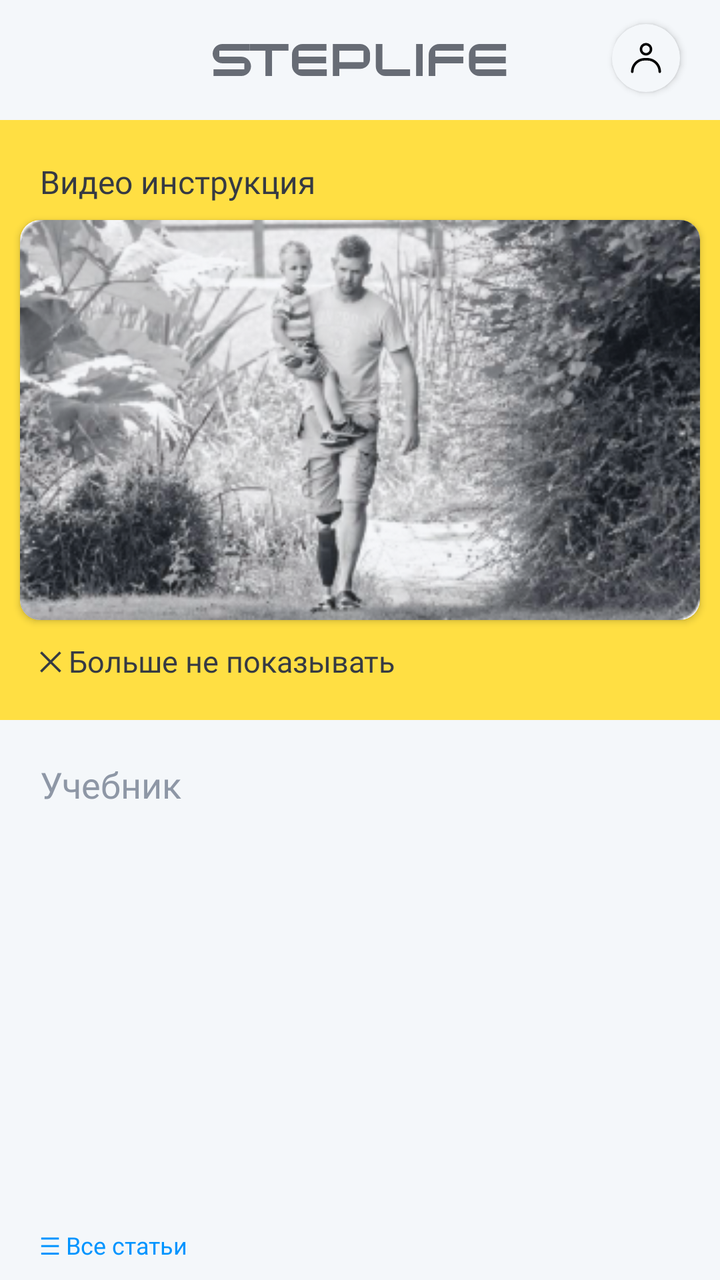
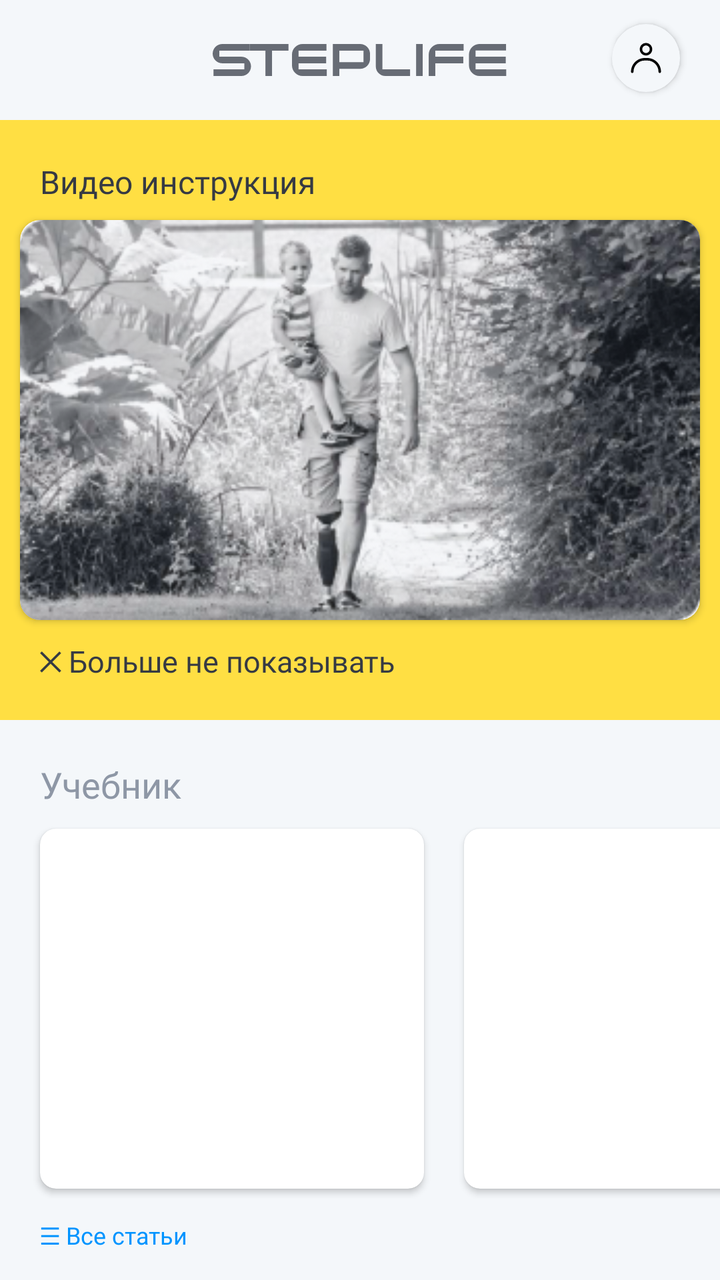

Screens rendered from an Android XML layout before and after an edit, with the pre-edit source and the edit as a unified diff.
<!-- AndroidManifest.xml: application theme Theme.StepLifeApp -->
<!-- res/layout/fragment_home.xml -->
<?xml version="1.0" encoding="utf-8"?>
<FrameLayout xmlns:android="http://schemas.android.com/apk/res/android"
    xmlns:app="http://schemas.android.com/apk/res-auto"
    xmlns:tools="http://schemas.android.com/tools"
    app:layout_behavior="@string/appbar_scrolling_view_behavior"
    android:layout_width="match_parent"
    android:background="@color/MainGray"
    android:layout_height="match_parent"
    android:animateLayoutChanges="true"
    android:id="@+id/HomeFragment"
    tools:context=".ui.home.HomeFragment">




    <ScrollView
        android:layout_width="match_parent"
        android:layout_height="match_parent"
        android:fillViewport="true"
        android:scrollbars="none"
        >

        <LinearLayout
            android:layout_width="match_parent"
            android:layout_height="wrap_content"
            android:orientation="vertical">



            <FrameLayout
                android:layout_width="match_parent"
                android:layout_height="60dp">

                <ImageView
                    android:id="@+id/imageView3"
                    android:layout_width="wrap_content"
                    android:layout_gravity="center"
                    android:layout_height="wrap_content"
                    android:src="@drawable/logosteplifebase" />

                <androidx.cardview.widget.CardView



                    android:id="@+id/ProfileButton"
                    android:visibility="visible"
                    android:layout_width="34dp"
                    android:layout_height="34dp"
                    android:layout_gravity="right"
                    android:layout_marginTop="12dp"
                    android:backgroundTint="@color/MainGray"
                    android:layout_marginRight="20dp"

                    android:clickable="true"
                    app:cardCornerRadius="50dp">

                    <ImageView
                        android:clickable="false"
                        android:id="@+id/ImageProfile"
                        android:padding="7dp"
                        android:layout_width="match_parent"
                        android:layout_height="match_parent"
                        app:srcCompat="@drawable/profile_user_account_people_icon_229121" />
                </androidx.cardview.widget.CardView>

                <de.hdodenhof.circleimageview.CircleImageView
                    xmlns:app="http://schemas.android.com/apk/res-auto"
                    android:visibility="gone"
                    android:layout_width="28dp"
                    android:layout_height="28dp"
                    android:layout_marginRight="20dp"
                    android:clickable="true"

                    android:layout_gravity="right"
                    android:layout_marginTop="15dp"
                    android:src="@drawable/profile_user_account_people_icon_229121"
                    app:civ_border_width="1dp"
                    app:civ_border_color="@color/logoGray"/>





                <androidx.cardview.widget.CardView
android:visibility="gone"
                    android:layout_width="29dp"
                    android:layout_height="29dp"
                    android:layout_gravity="right"
                    android:layout_marginTop="14dp"
                    android:layout_marginRight="20dp"
                    android:backgroundTint="@color/MainGray"
                    android:clickable="true"
                    app:cardCornerRadius="50dp">

                    <ImageView

                        android:layout_width="match_parent"
                        android:layout_height="match_parent"
                        app:srcCompat="@drawable/free_icon_gear_1160356" />
                </androidx.cardview.widget.CardView>




            </FrameLayout>


            <FrameLayout
                android:id="@+id/FrameVideoInstruction"
                android:layout_width="match_parent"
                android:layout_height="300dp"
                android:animateLayoutChanges="true"
                android:background="@drawable/videoframestyle"
                app:layout_constraintEnd_toEndOf="parent"
                app:layout_constraintStart_toStartOf="parent"
                app:layout_constraintTop_toTopOf="parent">

                <TextView
                    android:id="@+id/textView7"
                    android:layout_width="wrap_content"
                    android:layout_height="wrap_content"
                    android:layout_marginLeft="20dp"
                    android:layout_marginTop="20dp"
                    android:fontFamily="@font/normalidadextended1thin"
                    android:text="Видео инструкция"
                    android:textColor="@color/BlackSviut"
                    android:textSize="16dp"
                    android:textStyle="normal" />

                <TextView

                    android:id="@+id/textHideVideoButton"
                    android:layout_width="wrap_content"
                    android:layout_height="wrap_content"
                    android:layout_marginLeft="20dp"
                    android:layout_marginTop="260dp"
                    android:clickable="true"
                    android:fontFamily="@font/montserratregular"
                    android:text="╳ Больше не показывать"
                    android:textColor="@color/BlackSviut"
                    android:textSize="15dp" />

                <androidx.cardview.widget.CardView

                    android:layout_width="match_parent"
                    android:layout_height="200dp"
                    android:layout_marginLeft="10dp"
                    android:layout_marginRight="10dp"
                    android:layout_gravity="center"
                    android:background="@drawable/buttonstyle1"
                    app:cardCornerRadius="10dp">

                    <ImageView
                        android:id="@+id/imageButton4"
                        android:layout_width="match_parent"

                        android:layout_height="200dp"
                        android:background="@drawable/cornerdefault"

                        android:scaleType="fitXY"

                        app:srcCompat="@drawable/video" />
                </androidx.cardview.widget.CardView>


            </FrameLayout>

            <TextView
                android:id="@+id/textTeach"

                android:layout_width="wrap_content"
                android:layout_height="wrap_content"

                android:layout_marginLeft="20dp"
                android:layout_marginTop="20dp"
                android:fontFamily="@font/normalidadextended1thin"
                android:text="Учебник"
                android:textColor="@color/MainGrayText"
                android:textSize="18dp"
                app:layout_constraintBottom_toTopOf="@+id/horizontalScrollView"
                app:layout_constraintStart_toStartOf="parent" />



            <androidx.recyclerview.widget.RecyclerView
                android:footerDividersEnabled="false"
                android:divider="@null"
                android:paddingTop="10dp"
                android:layout_height="200dp"
                android:orientation="horizontal"
                android:listSelector="@color/white"
                android:layout_marginTop="5dp"
                tools:listitem="@layout/listviewhomearticle"
                android:animateLayoutChanges="false"
                android:id="@+id/HomeArticleListView"
                android:layout_width="match_parent">

            </androidx.recyclerview.widget.RecyclerView>

            <TextView

                android:id="@+id/AllAcricleButton"
                android:layout_width="wrap_content"
                android:layout_height="wrap_content"
                android:layout_marginLeft="20dp"
                android:layout_marginTop="5dp"
                android:clickable="true"
                android:fontFamily="@font/montserratsemibold"
                android:text="☰ Все статьи"
                android:textColor="@color/MainBlue"
                android:textSize="12dp"
                app:layout_constraintStart_toStartOf="parent"
                app:layout_constraintTop_toBottomOf="@+id/horizontalScrollView" />

            <TextView


                android:layout_width="wrap_content"
                android:layout_height="wrap_content"
                android:layout_marginLeft="20dp"
                android:layout_marginTop="30dp"
                android:fontFamily="@font/normalidadextended1thin"
                android:text="Тренировки"
                android:textColor="@color/MainGrayText"
                android:textSize="18dp"
                app:layout_constraintBottom_toTopOf="@+id/horizontalScrollView2"
                app:layout_constraintStart_toStartOf="parent" />

            <HorizontalScrollView
                android:id="@+id/horizontalScrollView2"
                android:layout_width="413dp"
                android:layout_height="200dp"
                android:layout_marginTop="10dp"

                android:scrollbars="none"
                app:layout_constraintEnd_toEndOf="parent"
                app:layout_constraintHorizontal_bias="1.0"
                app:layout_constraintStart_toStartOf="parent"
                app:layout_constraintTop_toBottomOf="@+id/horizontalScrollView">

                <LinearLayout
                    android:paddingTop="5dp"
                    android:layout_width="wrap_content"
                    android:layout_height="match_parent"
                    android:orientation="horizontal"
                    android:paddingRight="20dp">

                    <androidx.cardview.widget.CardView
                        android:layout_width="192dp"
                        android:layout_height="180dp"
                        android:layout_marginLeft="20dp"
                        app:cardCornerRadius="8dp"
                        tools:layout_editor_absoluteX="1dp"
                        tools:layout_editor_absoluteY="444dp">
                        <ImageButton
                            android:layout_width="match_parent"
                            android:layout_height="124dp"
                            app:srcCompat="@drawable/training1"
                            tools:layout_editor_absoluteX="59dp"
                            tools:layout_editor_absoluteY="448dp" />

                        <TextView
                            android:layout_width="160dp"
                            android:layout_height="37dp"
                            android:layout_gravity="bottom"
                            android:layout_marginLeft="10dp"
                            android:layout_marginBottom="10dp"
                            android:fontFamily="@font/montserratsemibold"
                            android:gravity="left"
                            android:text="Сила и выносливость"
                            android:textColor="@color/BlackSviut"
                            android:textSize="14sp" />
                    </androidx.cardview.widget.CardView>

                    <androidx.cardview.widget.CardView
                        android:layout_width="192dp"
                        android:layout_height="180dp"
                        android:layout_marginLeft="20dp"
                        android:layout_marginRight="50dp"
                        app:cardCornerRadius="8dp"
                        tools:layout_editor_absoluteX="1dp"
                        tools:layout_editor_absoluteY="444dp">

                        <ImageButton

                            android:layout_width="match_parent"

                            android:layout_height="124dp"
                            app:srcCompat="@drawable/training1"
                            tools:layout_editor_absoluteX="59dp"
                            tools:layout_editor_absoluteY="448dp" />

                        <TextView

                            android:layout_width="160dp"
                            android:layout_height="37dp"
                            android:layout_gravity="bottom"
                            android:layout_marginLeft="10dp"
                            android:layout_marginBottom="10dp"
                            android:fontFamily="@font/montserratsemibold"
                            android:gravity="left"
                            android:text="Координация"
                            android:textColor="@color/BlackSviut"
                            android:textSize="14sp" />
                    </androidx.cardview.widget.CardView>



                </LinearLayout>
            </HorizontalScrollView>


            <TextView
                android:id="@+id/textView9"
                android:layout_width="wrap_content"
                android:layout_height="wrap_content"
                android:layout_marginLeft="20dp"
                android:layout_marginTop="5dp"
                android:clickable="true"
                android:fontFamily="@font/montserratsemibold"
                android:text="☰ Все тренировки"
                android:textColor="@color/MainBlue"
                android:textSize="12dp"
                app:layout_constraintStart_toStartOf="parent"
                app:layout_constraintTop_toBottomOf="@+id/horizontalScrollView2" />


            <Button

                android:id="@+id/buttonConnect"
                android:layout_width="match_parent"
                android:layout_height="50dp"

                android:layout_marginRight="10dp"
                android:layout_marginLeft="10dp"
                android:layout_gravity="center"
                android:layout_marginTop="30dp"
                android:textSize="13dp"
                android:fontFamily="@font/montserratsemibold"
                android:background="@drawable/buttonstyle2"
                android:text="Подключить коленный модуль"
                android:textColor="@color/black"
                android:theme="@style/Theme.ButtonWhite"
                app:layout_constraintBottom_toBottomOf="parent"
                app:layout_constraintStart_toStartOf="parent" />

            <TextView
                android:id="@+id/textView3"
                android:layout_width="wrap_content"
                android:layout_height="wrap_content"
                android:layout_gravity="center"
                android:gravity="center"
                android:layout_marginLeft="20dp"
                android:layout_marginTop="10dp"
                android:layout_marginRight="20dp"
                android:layout_marginBottom="20dp"
                android:fontFamily="@font/montserratregular"
                android:text="Подключите коленный модуль Steplife для его настройки и кастомизации"
                android:textColor="@color/MainGrayText"
                android:textSize="15dp"
                android:textStyle="bold" />

            <FrameLayout
                android:layout_width="match_parent"
                android:layout_height="35dp"
                android:layout_gravity="center"
                android:layout_marginBottom="70dp"

                >
                <Button

                    android:id="@+id/buttonLogo1"
                    android:layout_width="51dp"
                    android:layout_height="15dp"
                    android:layout_gravity="center_horizontal"
                    android:layout_marginTop="15dp"
                      android:layout_marginRight="25dp"
                    android:background="@drawable/graylogoframe"
                    android:theme="@style/Theme.ButtonGrayLogo"
                    app:layout_constraintBottom_toBottomOf="parent"
                    app:layout_constraintStart_toStartOf="parent" />
                <Button

                    android:id="@+id/buttonLogo2"
                    android:layout_width="51dp"
                    android:layout_height="15dp"
                    android:layout_gravity="center_horizontal"
                    android:layout_marginLeft="25dp"
                    android:background="@drawable/graylogoframe"
                    android:theme="@style/Theme.ButtonGrayLogo"
                    app:layout_constraintBottom_toBottomOf="parent"
                    app:layout_constraintStart_toStartOf="parent" />
            </FrameLayout>




        </LinearLayout>
    </ScrollView>

</FrameLayout>
<!-- res/layout/listviewhomearticle.xml (included above) -->
<?xml version="1.0" encoding="utf-8"?>
<FrameLayout xmlns:android="http://schemas.android.com/apk/res/android"
    android:layout_width="match_parent"
    android:layout_height="match_parent"
    xmlns:app="http://schemas.android.com/apk/res-auto">


    <androidx.cardview.widget.CardView
        android:id="@+id/HowToGetProtCard"
        android:layout_width="192dp"
        android:clickable="true"
        android:layout_height="180dp"
        android:layout_marginLeft="20dp"
        app:cardCornerRadius="8dp"
        >
        <ImageView
            android:clickable="false"
            android:id="@+id/PreviewPhoto"
            android:layout_width="match_parent"
            android:scaleType="fitXY"
            android:layout_height="124dp" />
        <TextView
            android:id="@+id/ArticleHeadTextItems"
            android:layout_width="160dp"
            android:layout_height="37dp"
            android:layout_gravity="bottom"
            android:layout_marginLeft="10dp"
            android:layout_marginBottom="10dp"
            android:fontFamily="@font/montserratsemibold"
            android:gravity="left"
            android:text=""
            android:textColor="@color/BlackSviut"
            android:textSize="14sp" />
    </androidx.cardview.widget.CardView>
</FrameLayout>
<!-- resources referenced by this layout -->
<resources>
  <color name="BlackSviut">#363A43</color>
  <color name="MainBlue">#0094FF</color>
  <color name="MainGray">#F4F7FA</color>
  <color name="MainGrayText">#8E97A6</color>
  <color name="black">#FF000000</color>
  <color name="logoGray">#8E97A6</color>
  <color name="white">#FFFFFFFF</color>
  <!-- drawable buttonstyle1 (drawable) -->
  <?xml version="1.0" encoding="utf-8"?>
  <shape xmlns:android="http://schemas.android.com/apk/res/android"
      android:shape="rectangle">
      <solid android:color="@color/white"/>
  
  
  
  
  
      <corners
          android:topLeftRadius="35dp"
          android:topRightRadius="0dp"
          android:bottomLeftRadius="0dp"
          android:bottomRightRadius="35dp"/>
  
  
  </shape>
  <!-- drawable buttonstyle2 (drawable) -->
  <?xml version="1.0" encoding="utf-8"?>
  <shape xmlns:android="http://schemas.android.com/apk/res/android"
      android:shape="rectangle">
      <solid android:color="@color/MainYellow"/>
  
  
  
      <corners
          android:topLeftRadius="15dp"
          android:topRightRadius="0dp"
          android:bottomLeftRadius="0dp"
          android:bottomRightRadius="15dp"/>
  </shape>
  <!-- drawable cornerdefault (drawable) -->
  <?xml version="1.0" encoding="utf-8"?>
  <shape xmlns:android="http://schemas.android.com/apk/res/android"
      android:shape="rectangle">
      <solid android:color="@color/BlackSviut" />
      <corners
          android:bottomLeftRadius="15dp"
          android:bottomRightRadius="15dp"
          android:topLeftRadius="15dp"
          android:topRightRadius="15dp" />
  </shape>
  <!-- drawable graylogoframe (drawable) -->
  <?xml version="1.0" encoding="utf-8"?>
  <shape xmlns:android="http://schemas.android.com/apk/res/android"
      android:shape="rectangle">
      <solid android:color="@color/MiddleWhite"/>
  
      <corners
          android:topLeftRadius="0dp"
          android:topRightRadius="5dp"
          android:bottomLeftRadius="5dp"
          android:bottomRightRadius="0dp"/>
  
  
  </shape>
  <!-- drawable profile_user_account_people_icon_229121 (drawable) -->
  <vector xmlns:android="http://schemas.android.com/apk/res/android"
      android:width="32dp"
      android:height="32dp"
      android:viewportWidth="32"
      android:viewportHeight="32">
    <path
        android:fillColor="#FF000000"
        android:pathData="M4.96,27.999l0.051,0.001l0.043,-0.004c0.191,-0.024 0.957,-0.171 0.957,-0.996c-0,-4.971 4.029,-9 9,-9c0.661,-0 1.327,-0 1.988,-0c4.97,-0 9,4.029 9,9l-0,0c-0,0.021 0,0.041 0.002,0.061c0.015,0.325 0.153,0.537 0.323,0.676c0.178,0.164 0.415,0.263 0.675,0.263c-0,0 1,-0.057 1,-1c-0,-6.075 -4.925,-11 -11,-11c-0.661,-0 -1.327,-0 -1.988,-0c-6.075,-0 -11,4.925 -11,11c-0,-0.05 0.003,-0.092 0.008,-0.127c-0.005,0.041 -0.008,0.084 -0.008,0.127c-0,0.535 0.42,0.972 0.949,0.999Z"/>
    <path
        android:fillColor="#FF000000"
        android:pathData="M15.994,3.988c-2.763,-0 -5.006,2.243 -5.006,5.006c-0,2.763 2.243,5.006 5.006,5.006c2.763,0 5.006,-2.243 5.006,-5.006c0,-2.763 -2.243,-5.006 -5.006,-5.006ZM15.994,5.988c1.659,-0 3.006,1.347 3.006,3.006c0,1.659 -1.347,3.006 -3.006,3.006c-1.659,0 -3.006,-1.347 -3.006,-3.006c-0,-1.659 1.347,-3.006 3.006,-3.006Z"/>
  </vector>
  <!-- drawable videoframestyle (drawable) -->
  <?xml version="1.0" encoding="utf-8"?>
  <shape xmlns:android="http://schemas.android.com/apk/res/android"
      android:shape="rectangle">
      <solid android:color="@color/MainYellow"/>
  
  
  
  
  
  </shape>
  <style name="Theme.ButtonGrayLogo" parent="Base.Widget.AppCompat.Button.Colored">
          <item name="colorPrimary">@color/logoGray</item>
      </style>
  <style name="Theme.ButtonWhite" parent="Base.Widget.AppCompat.Button.Colored">
          <item name="colorPrimary">@color/MainYellow</item>
      </style>
  <style name="Theme.StepLifeApp" parent="Theme.MaterialComponents.DayNight.DarkActionBar">
          
  
          
  
          
          <item name="android:statusBarColor">@android:color/transparent</item>
          
      </style>
  <color name="MainYellow">#FFDF43</color>
  <color name="MiddleWhite">#FCFCFC</color>
  <!-- unchanged entries left out for length: 4 -->
</resources>

<!-- the commit's change to res/layout/fragment_home.xml (unified diff, before → after) -->
@@ -10,9 +10,6 @@
     android:id="@+id/HomeFragment"
     tools:context=".ui.home.HomeFragment">
 
-
-
-
     <ScrollView
         android:layout_width="match_parent"
         android:layout_height="match_parent"
@@ -53,7 +50,6 @@
 
                     android:clickable="true"
                     app:cardCornerRadius="50dp">
-
                     <ImageView
                         android:clickable="false"
                         android:id="@+id/ImageProfile"
@@ -182,20 +178,172 @@ android:visibility="gone"
 
 
 
-            <androidx.recyclerview.widget.RecyclerView
-                android:footerDividersEnabled="false"
-                android:divider="@null"
-                android:paddingTop="10dp"
-                android:layout_height="200dp"
-                android:orientation="horizontal"
-                android:listSelector="@color/white"
-                android:layout_marginTop="5dp"
-                tools:listitem="@layout/listviewhomearticle"
-                android:animateLayoutChanges="false"
-                android:id="@+id/HomeArticleListView"
-                android:layout_width="match_parent">
-
-            </androidx.recyclerview.widget.RecyclerView>
+            <HorizontalScrollView
+                android:layout_width="match_parent"
+                android:layout_height="match_parent"
+                android:scrollbars="none">
+                <LinearLayout
+                    android:paddingTop="5dp"
+                    android:paddingBottom="5dp"
+                    android:layout_width="match_parent"
+                    android:layout_height="wrap_content"
+
+
+                    android:orientation="horizontal"
+                    android:paddingRight="20dp">
+
+                    <androidx.cardview.widget.CardView
+                        android:id="@+id/CardHomeArticle1"
+                        android:layout_marginTop="5dp"
+                        android:layout_marginBottom="5dp"
+                        android:layout_width="192dp"
+                        android:layout_height="180dp"
+                        android:layout_marginLeft="20dp"
+                        app:cardCornerRadius="8dp">
+                        <ImageView
+                            android:scaleType="centerCrop"
+                            android:clickable="false"
+                            android:id="@+id/ImageHomeArticle1"
+                            android:layout_width="match_parent"
+                            android:layout_height="124dp" />
+                        <TextView
+                            android:id="@+id/TextHomeArticle1"
+                            android:layout_width="match_parent"
+                            android:layout_height="37dp"
+                            android:layout_gravity="bottom"
+                            android:layout_marginLeft="10dp"
+                            android:layout_marginRight="10dp"
+                            android:layout_marginBottom="10dp"
+                            android:fontFamily="@font/montserratsemibold"
+                            android:gravity="left"
+                            android:text=""
+                            android:ellipsize="end"
+                            android:maxLines="2"
+                            android:textColor="@color/BlackSviut"
+                            android:textSize="13sp" />
+
+
+                    </androidx.cardview.widget.CardView>
+
+                    <androidx.cardview.widget.CardView
+                        android:id="@+id/CardHomeArticle2"
+                        android:layout_marginTop="5dp"
+                        android:layout_marginBottom="5dp"
+                        android:layout_width="192dp"
+                        android:layout_height="180dp"
+                        android:layout_marginLeft="20dp"
+                        app:cardCornerRadius="8dp">
+                        <ImageView
+                            android:id="@+id/ImageHomeArticle2"
+                            android:layout_width="match_parent"
+                            android:layout_height="124dp" />
+                        <TextView
+                            android:id="@+id/TextHomeArticle2"
+                            android:layout_width="match_parent"
+                            android:layout_height="37dp"
+                            android:layout_gravity="bottom"
+                            android:layout_marginLeft="10dp"
+                            android:layout_marginRight="10dp"
+                            android:layout_marginBottom="10dp"
+                            android:fontFamily="@font/montserratsemibold"
+                            android:gravity="left"
+                            android:text=""
+                            android:textColor="@color/BlackSviut"
+                            android:textSize="14sp" />
+
+
+                    </androidx.cardview.widget.CardView>
+
+
+                    <androidx.cardview.widget.CardView
+                        android:id="@+id/CardHomeArticle3"
+                        android:layout_marginTop="5dp"
+                        android:layout_marginBottom="5dp"
+                        android:layout_width="192dp"
+                        android:layout_height="180dp"
+                        android:layout_marginLeft="20dp"
+                        app:cardCornerRadius="8dp">
+                        <ImageView
+                            android:id="@+id/ImageHomeArticle3"
+                            android:layout_width="match_parent"
+                            android:layout_height="124dp" />
+                        <TextView
+                            android:id="@+id/TextHomeArticle3"
+                            android:layout_width="match_parent"
+                            android:layout_height="37dp"
+                            android:layout_gravity="bottom"
+                            android:layout_marginLeft="10dp"
+                            android:layout_marginRight="10dp"
+                            android:layout_marginBottom="10dp"
+                            android:fontFamily="@font/montserratsemibold"
+                            android:gravity="left"
+                            android:text=""
+                            android:textColor="@color/BlackSviut"
+                            android:textSize="14sp" />
+
+
+                    </androidx.cardview.widget.CardView>
+
+                    <androidx.cardview.widget.CardView
+                        android:id="@+id/CardHomeArticle4"
+                        android:layout_marginTop="5dp"
+                        android:layout_marginBottom="5dp"
+                        android:layout_width="192dp"
+                        android:layout_height="180dp"
+                        android:layout_marginLeft="20dp"
+                        app:cardCornerRadius="8dp">
+                        <ImageView
+                            android:id="@+id/ImageHomeArticle4"
+                            android:layout_width="match_parent"
+                            android:layout_height="124dp" />
+                        <TextView
+                            android:id="@+id/TextHomeArticle4"
+                            android:layout_width="match_parent"
+                            android:layout_height="37dp"
+                            android:layout_gravity="bottom"
+                            android:layout_marginLeft="10dp"
+                            android:layout_marginRight="10dp"
+                            android:layout_marginBottom="10dp"
+                            android:fontFamily="@font/montserratsemibold"
+                            android:gravity="left"
+                            android:text=""
+                            android:textColor="@color/BlackSviut"
+                            android:textSize="14sp" />
+
+
+                    </androidx.cardview.widget.CardView>
+
+                    <androidx.cardview.widget.CardView
+                        android:id="@+id/CardHomeArticle5"
+                        android:layout_marginTop="5dp"
+                        android:layout_marginBottom="5dp"
+                        android:layout_width="192dp"
+                        android:layout_height="180dp"
+                        android:layout_marginLeft="20dp"
+                        android:layout_marginRight="10dp"
+                        app:cardCornerRadius="8dp">
+                        <ImageView
+                            android:id="@+id/ImageHomeArticle5"
+                            android:layout_width="match_parent"
+                            android:layout_height="124dp" />
+                        <TextView
+                            android:id="@+id/TextHomeArticle5"
+                            android:layout_width="match_parent"
+                            android:layout_height="37dp"
+                            android:layout_gravity="bottom"
+                            android:layout_marginLeft="10dp"
+                            android:layout_marginRight="10dp"
+                            android:layout_marginBottom="10dp"
+                            android:fontFamily="@font/montserratsemibold"
+                            android:gravity="left"
+                            android:text=""
+                            android:textColor="@color/BlackSviut"
+                            android:textSize="14sp" />
+
+
+                    </androidx.cardview.widget.CardView>
+                </LinearLayout>
+            </HorizontalScrollView>
 
             <TextView
 
@@ -399,39 +547,3 @@ android:visibility="gone"
     </ScrollView>
 
 </FrameLayout>
-<!-- res/layout/listviewhomearticle.xml (included above) -->
-<?xml version="1.0" encoding="utf-8"?>
-<FrameLayout xmlns:android="http://schemas.android.com/apk/res/android"
-    android:layout_width="match_parent"
-    android:layout_height="match_parent"
-    xmlns:app="http://schemas.android.com/apk/res-auto">
-
-
-    <androidx.cardview.widget.CardView
-        android:id="@+id/HowToGetProtCard"
-        android:layout_width="192dp"
-        android:clickable="true"
-        android:layout_height="180dp"
-        android:layout_marginLeft="20dp"
-        app:cardCornerRadius="8dp"
-        >
-        <ImageView
-            android:clickable="false"
-            android:id="@+id/PreviewPhoto"
-            android:layout_width="match_parent"
-            android:scaleType="fitXY"
-            android:layout_height="124dp" />
-        <TextView
-            android:id="@+id/ArticleHeadTextItems"
-            android:layout_width="160dp"
-            android:layout_height="37dp"
-            android:layout_gravity="bottom"
-            android:layout_marginLeft="10dp"
-            android:layout_marginBottom="10dp"
-            android:fontFamily="@font/montserratsemibold"
-            android:gravity="left"
-            android:text=""
-            android:textColor="@color/BlackSviut"
-            android:textSize="14sp" />
-    </androidx.cardview.widget.CardView>
-</FrameLayout>
